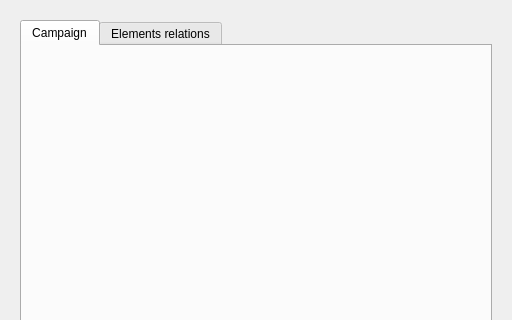
Qt form core/ui/toolbars/cm/add_campaign_review.ui (Giswater/giswater_qgis_plugin) before a commit; both pictures show x 0 to 512 and y 0 to 320 of the 512 by 640 pixel window.
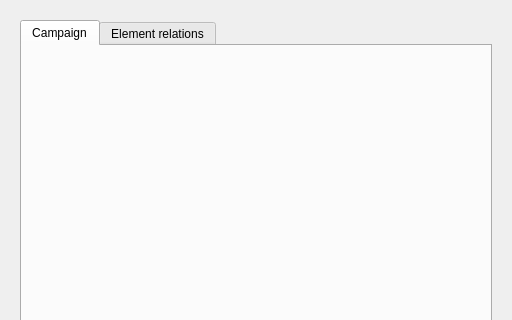
The same form after that commit. Icons and pictures are not drawn.

Patch:
```diff
--- a/core/ui/toolbars/cm/add_campaign_review.ui
+++ b/core/ui/toolbars/cm/add_campaign_review.ui
@@ -34,7 +34,7 @@
         </widget>
         <widget class="QWidget" name="tab_relations">
          <attribute name="title">
-          <string>Elements relations</string>
+          <string>Element relations</string>
          </attribute>
          <layout class="QVBoxLayout" name="verticalLayout_4">
           <item>
```
